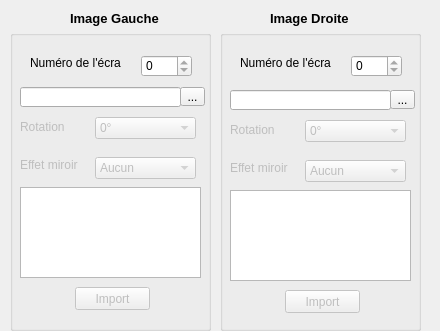
First picture: the form in ui-optionWindow.ui, repository Direction-des-inventaires-forestiers/StereoPhoto, before the edit; both pictures show x 0 to 440 and y 0 to 331 of the 440 by 723 pixel window.
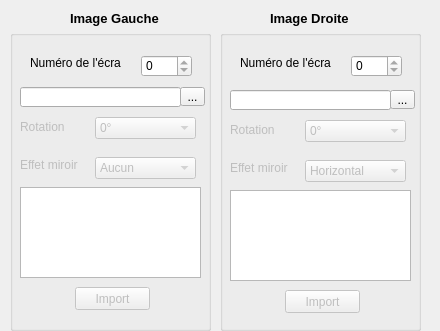
Second picture: the form after the edit. Icons and pictures are not drawn.

```diff
--- a/ui-optionWindow.ui
+++ b/ui-optionWindow.ui
@@ -348,7 +348,7 @@
      </rect>
     </property>
     <property name="currentIndex">
-     <number>0</number>
+     <number>1</number>
     </property>
     <item>
      <property name="text">
```
Left out of the diff: 3 changed lines with no effect on the pictures.
